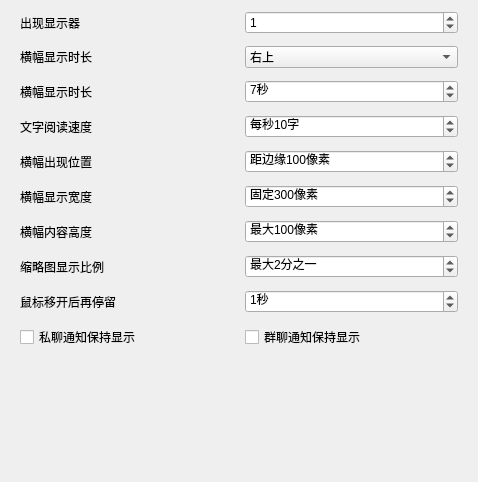
Above: widgets/settings/bannerwidget.ui from iwxyi/CatlikeQQ before the change. Below: the same form after it.
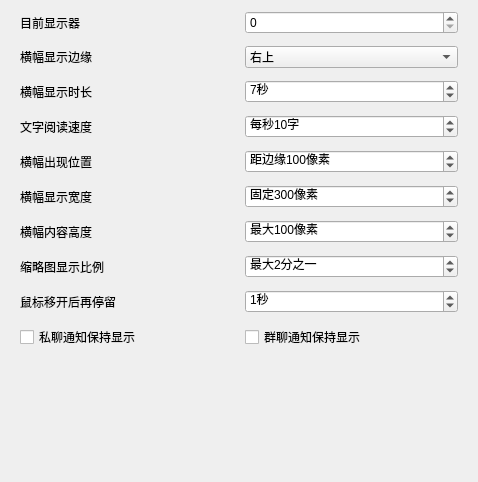
That is the form after the change.

Commit message: 修复错别字

Diff of the .ui file:
```diff
--- a/widgets/settings/bannerwidget.ui
+++ b/widgets/settings/bannerwidget.ui
@@ -56,7 +56,7 @@
         <string>&lt;html&gt;&lt;head/&gt;&lt;body&gt;&lt;p&gt;横幅通知出现的显示器ID，1/2/3...&lt;/p&gt;&lt;/body&gt;&lt;/html&gt;</string>
        </property>
        <property name="text">
-        <string>出现显示器</string>
+        <string>目前显示器</string>
        </property>
       </widget>
      </item>
@@ -298,7 +298,7 @@
      <item row="1" column="0">
       <widget class="QLabel" name="label_9">
        <property name="text">
-        <string>横幅显示时长</string>
+        <string>横幅显示边缘</string>
        </property>
       </widget>
      </item>
@@ -341,7 +341,7 @@
         <number>1</number>
        </property>
        <property name="value">
-        <number>1</number>
+        <number>0</number>
        </property>
       </widget>
      </item>
```
Left out of the diff: 2 changed lines with no effect on the pictures.
